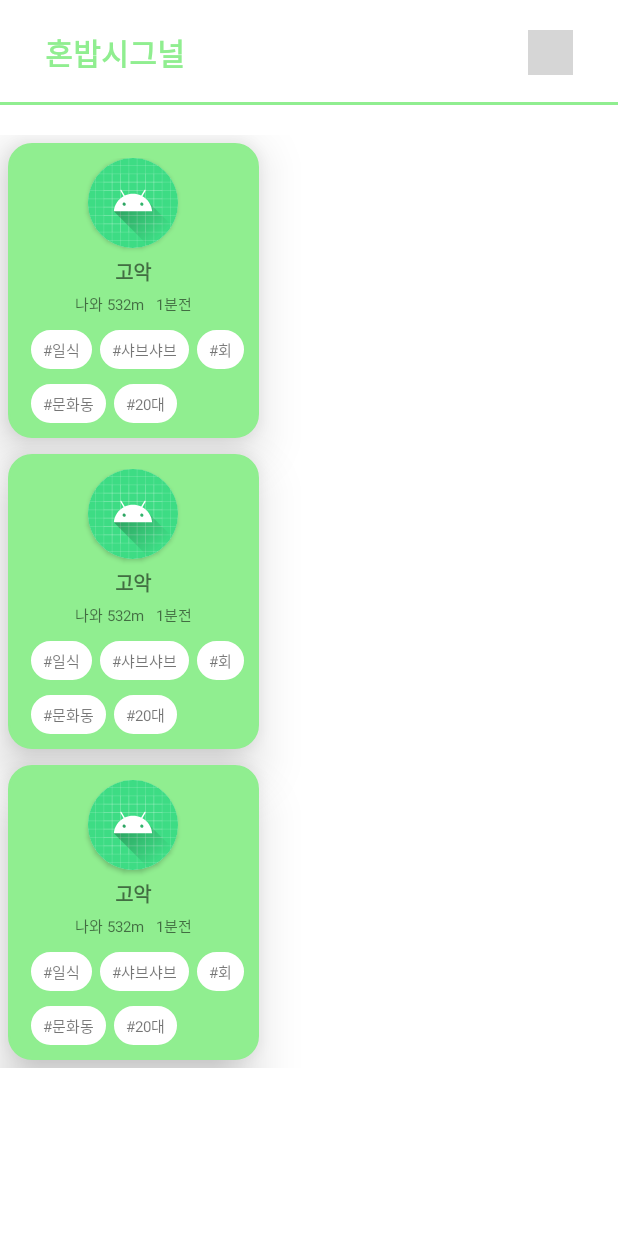
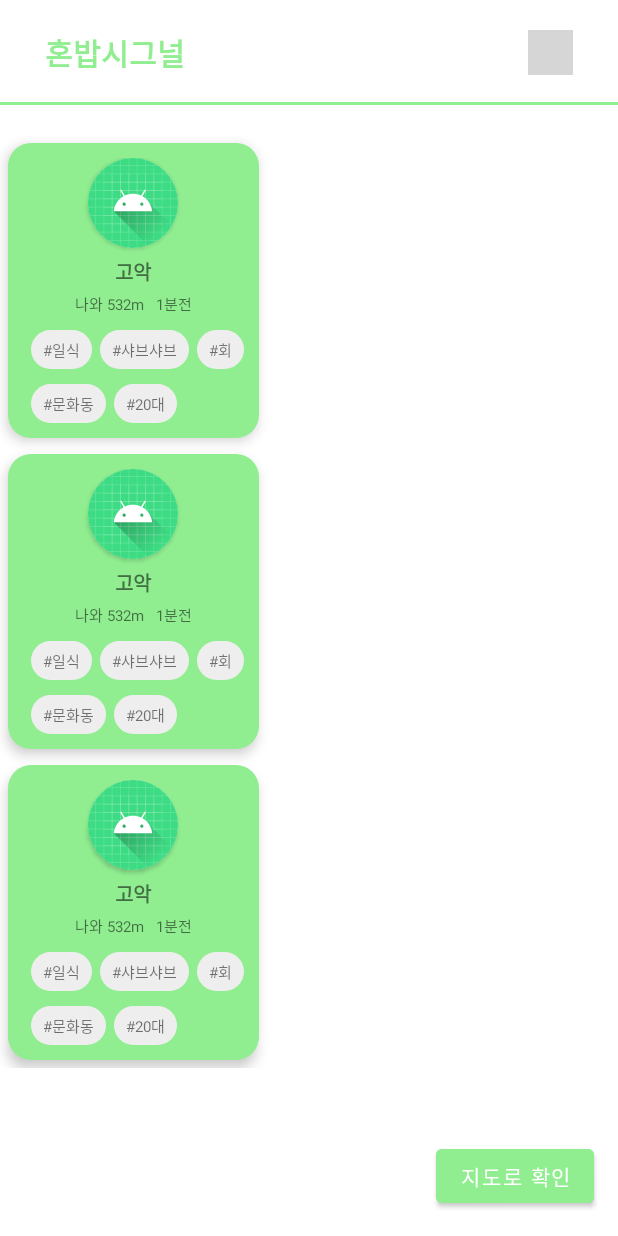
Before and after one commit to MadMax-Team/honbap_signal_android, an Android app: the layout activity_map_list.xml on its own in the app's theme, with its tools: preview values and no code run, on a phone screen of 412 x 824 dp. Run offline under Robolectric (Android 15) with nearby library versions, the phone set to English and light mode, and no system bars; grey boxes are pictures that could not be loaded.

Commit message:
액티비티 전환 애니메이션 삭제

```diff
--- a/app/build.gradle
+++ b/app/build.gradle
@@ -88,6 +88,8 @@ dependencies {
     implementation 'androidx.coordinatorlayout:coordinatorlayout:1.1.0'
 
 
+    //noinspection GradleCompatible
+    implementation 'com.android.support:design:27.1.1'
 }
 
 apply plugin: 'com.google.gms.google-services'
--- a/app/src/main/java/com/example/HonbabSignal/DmListFragment.kt
+++ b/app/src/main/java/com/example/HonbabSignal/DmListFragment.kt
@@ -72,6 +72,7 @@ class DmListFragment : Fragment(){
 
                 Log.d("say",friend.name.toString())
                 //intent.putExtra("name",friend.name)
+                intent.addFlags (Intent.FLAG_ACTIVITY_NO_ANIMATION);
                 startActivity(intent)
             }
         })
--- a/app/src/main/java/com/example/HonbabSignal/MapFragment.kt
+++ b/app/src/main/java/com/example/HonbabSignal/MapFragment.kt
@@ -44,6 +44,7 @@ class MapFragment : Fragment(), OnMapReadyCallback {
             //Toast.makeText(activity, "Its toast!", Toast.LENGTH_SHORT).show();
 
             val intent = Intent(activity, MapListActivity::class.java)
+            intent.addFlags (Intent.FLAG_ACTIVITY_NO_ANIMATION);
             startActivity(intent)
         }
         return binding.root
--- a/app/src/main/java/com/example/HonbabSignal/MyPageFragment.kt
+++ b/app/src/main/java/com/example/HonbabSignal/MyPageFragment.kt
@@ -25,6 +25,7 @@ class MyPageFragment : Fragment() {
             //Toast.makeText(activity, "Its toast!", Toast.LENGTH_SHORT).show();
 
             val intent = Intent(activity, EditingProfileActivity::class.java)
+            intent.addFlags (Intent.FLAG_ACTIVITY_NO_ANIMATION);
             startActivity(intent)
         }
 
--- a/app/src/main/java/com/example/HonbabSignal/PopupActivity.kt
+++ b/app/src/main/java/com/example/HonbabSignal/PopupActivity.kt
@@ -19,9 +19,9 @@ class PopupActivity : Activity(){
         requestWindowFeature(Window.FEATURE_NO_TITLE);
         setContentView(binding.root);
 
-        //흠 오히려 뻑뻑하게 움직이네;;
         binding.popupBackBtn.setOnClickListener {
             val intent = Intent(this,MapListActivity::class.java)
+            intent.addFlags (Intent.FLAG_ACTIVITY_NO_ANIMATION);
             startActivity(intent)
         }
     }
--- a/app/src/main/res/drawable/layout_item_map_list.xml
+++ b/app/src/main/res/drawable/layout_item_map_list.xml
@@ -2,10 +2,8 @@
 <shape
     xmlns:android="http://schemas.android.com/apk/res/android"
     android:shape="rectangle">
-    <stroke
-        android:width="1dp"
-        android:color="#ffffff" />
-    <solid android:color="#ffffff" />
+
+    <solid android:color="#EEEEEE" />
     <corners android:radius="15dp" />
 </shape>
 
--- a/app/src/main/res/layout/activity_map_list.xml
+++ b/app/src/main/res/layout/activity_map_list.xml
@@ -26,6 +26,17 @@
         android:layout_gravity="center"
         app:layout_behavior="@string/appbar_scrolling_view_behavior"/>
 
+
     </androidx.appcompat.widget.LinearLayoutCompat>
 
+    <Button
+        android:id="@+id/look_btn"
+        android:layout_width="wrap_content"
+        android:layout_height="wrap_content"
+        android:text="지도로 확인"
+        android:layout_margin="16dp"
+        android:backgroundTint="@color/honbab_main_color"
+        app:layout_constraintEnd_toEndOf="parent"
+        app:layout_constraintBottom_toBottomOf="parent"/>
+
 </androidx.constraintlayout.widget.ConstraintLayout>
--- a/app/src/main/res/layout/fragment_map.xml
+++ b/app/src/main/res/layout/fragment_map.xml
@@ -8,7 +8,9 @@
     <com.naver.maps.map.MapView
         android:id="@+id/map_view"
         android:layout_width="match_parent"
-        android:layout_height="match_parent" />
+        android:layout_height="match_parent"
+        tools:layout_editor_absoluteX="0dp"
+        tools:layout_editor_absoluteY="0dp" />
 
     <Button
         android:id="@+id/look_btn"
@@ -16,6 +18,7 @@
         android:layout_height="wrap_content"
         android:text="List로 확인"
         android:layout_margin="16dp"
+        android:backgroundTint="@color/honbab_main_color"
         app:layout_constraintEnd_toEndOf="parent"
         app:layout_constraintBottom_toBottomOf="parent"/>
 
--- a/app/src/main/res/layout/item_map_signal_list.xml
+++ b/app/src/main/res/layout/item_map_signal_list.xml
@@ -10,7 +10,7 @@
     android:background="@drawable/layout_item_map_list"
     android:layout_margin="5dp"
     android:layout_gravity="center"
-    android:elevation="20dp"
+    android:elevation="5dp"
     android:gravity="center">
 
     <androidx.cardview.widget.CardView
```
